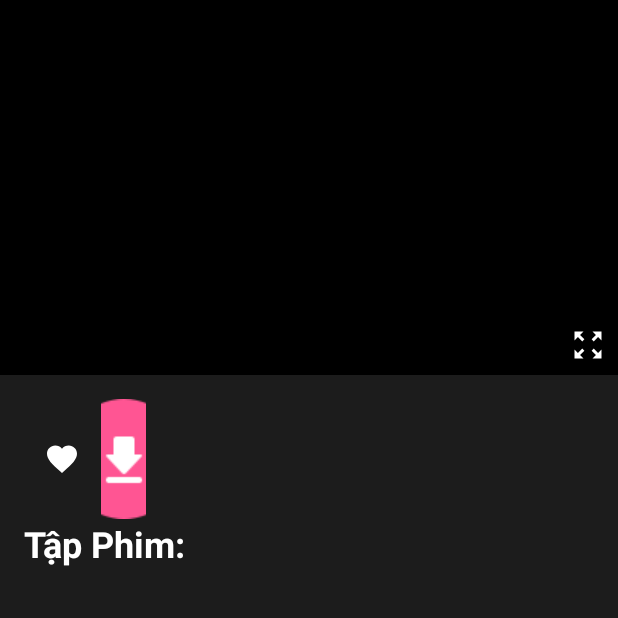
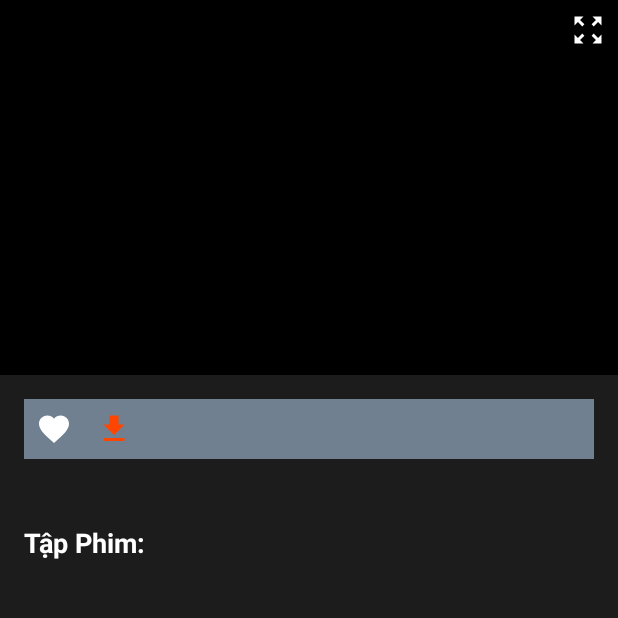
Before and after one commit to ThanhHai2911/Nhom6, an Android app: the XemPhimActivity screen opened directly, with no data from a screen before it, on a phone screen of 412 x 824 dp, the top half of it. Run offline under Robolectric (Android 15) with nearby library versions, the light colour scheme and no system bars; our stand-ins replace Firebase (no records; nobody signed in at launch, a user with empty details on screens opened directly); 1 statement that could not run was skipped.

Commit message:
edit giao dien xem phim

```diff
--- a/app/src/main/java/com/example/xemphim/activity/XemPhimActivity.java
+++ b/app/src/main/java/com/example/xemphim/activity/XemPhimActivity.java
@@ -216,12 +216,11 @@ public class XemPhimActivity extends AppCompatActivity {
                 // Kiểm tra từng entry trong danh sách yêu thích
                 for (DataSnapshot snapshot : dataSnapshot.getChildren()) {
                     FavoriteMovie favoriteMovie = snapshot.getValue(FavoriteMovie.class);
-                    if (favoriteMovie != null && favoriteMovie.getId_user().equals(userId)) {
+                    if (favoriteMovie != null && favoriteMovie.getId_user() != null && userId != null && favoriteMovie.getId_user().equals(userId)) {
                         movieExists = true;
                         break;
                     }
                 }
-
                 // Nếu phim đã tồn tại, đổi màu nút thành đỏ
                 if (movieExists) {
                     btnAddToFavorites.setImageResource(R.drawable.baseline_favorite_24_red);
--- /dev/null
+++ b/app/src/main/res/drawable/baseline_file_download_24.xml
@@ -0,0 +1,5 @@
+<vector xmlns:android="http://schemas.android.com/apk/res/android" android:height="16dp" android:tint="#000000" android:viewportHeight="24" android:viewportWidth="24" android:width="16dp">
+
+    <path android:fillColor="@android:color/white" android:pathData="M19,9h-4V3H9v6H5l7,7 7,-7zM5,18v2h14v-2H5z"/>
+
+</vector>
--- a/app/src/main/res/layout/activity_xemphim.xml
+++ b/app/src/main/res/layout/activity_xemphim.xml
@@ -1,3 +1,4 @@
+<?xml version="1.0" encoding="utf-8"?>
 <RelativeLayout xmlns:android="http://schemas.android.com/apk/res/android"
     android:layout_width="match_parent"
     android:layout_height="match_parent"
@@ -16,7 +17,7 @@
             android:id="@+id/btnFullScreen"
             android:layout_width="wrap_content"
             android:layout_height="wrap_content"
-            android:layout_gravity="end|bottom"
+            android:layout_gravity="end|top"
             android:layout_margin="8dp"
             android:background="?android:selectableItemBackgroundBorderless"
             android:src="@drawable/ic_fullscreen" />
@@ -29,43 +30,52 @@
         android:layout_height="wrap_content"
         android:orientation="vertical"
         android:layout_below="@id/playerView"
+
         android:padding="16dp">
 
+        <!-- Favorite and Download Buttons -->
         <LinearLayout
             android:layout_width="match_parent"
-            android:layout_height="match_parent"
+            android:layout_height="wrap_content"
             android:orientation="horizontal"
-            android:gravity="center_vertical">
+            android:gravity="center_vertical"
+            android:background="#708090"
+            android:layout_gravity="center">
 
             <ImageButton
                 android:id="@+id/btnAddToFavorites"
-                android:layout_width="50dp"
-                android:layout_height="match_parent"
-                android:layout_marginEnd="1dp"
+                android:layout_width="40dp"
+                android:layout_height="40dp"
                 android:background="@android:color/transparent"
-                android:src="@drawable/baseline_favorite_24" />
+                android:src="@drawable/baseline_favorite_24"
+                android:contentDescription="Yêu thích" />
+
             <ImageButton
                 android:id="@+id/btnDowload"
-                android:layout_width="30dp"
-                android:layout_height="match_parent"
-                android:layout_marginEnd="1dp"
+                android:layout_width="40dp"
+                android:layout_height="40dp"
                 android:background="@android:color/transparent"
-                android:src="@drawable/dow" />
-
-            <TextView
-                android:id="@+id/tvMovieTitle"
-                android:layout_width="0dp"
-                android:layout_height="match_parent"
-                android:layout_weight="1"
-                android:textSize="24sp"
-                android:textStyle="bold"
-                android:textColor="#FFFFFF" />
+                app:srcCompat="@drawable/baseline_download_24"
+                android:contentDescription="Tải xuống"
+                app:tint="#ff4500" />
         </LinearLayout>
 
+        <!-- Movie Title -->
+        <TextView
+            android:id="@+id/tvMovieTitle"
+            android:layout_width="wrap_content"
+            android:layout_height="wrap_content"
+            android:textSize="20sp"
+            android:textStyle="bold"
+            android:textColor="#FFFFFF"
+            android:paddingTop="8dp"
+            android:paddingBottom="8dp" />
+
+        <!-- Episode List -->
         <TextView
             android:layout_width="wrap_content"
             android:layout_height="wrap_content"
-            android:textSize="24sp"
+            android:textSize="18sp"
             android:textStyle="bold"
             android:text="Tập Phim:"
             android:textColor="#FFFFFF" />
```
